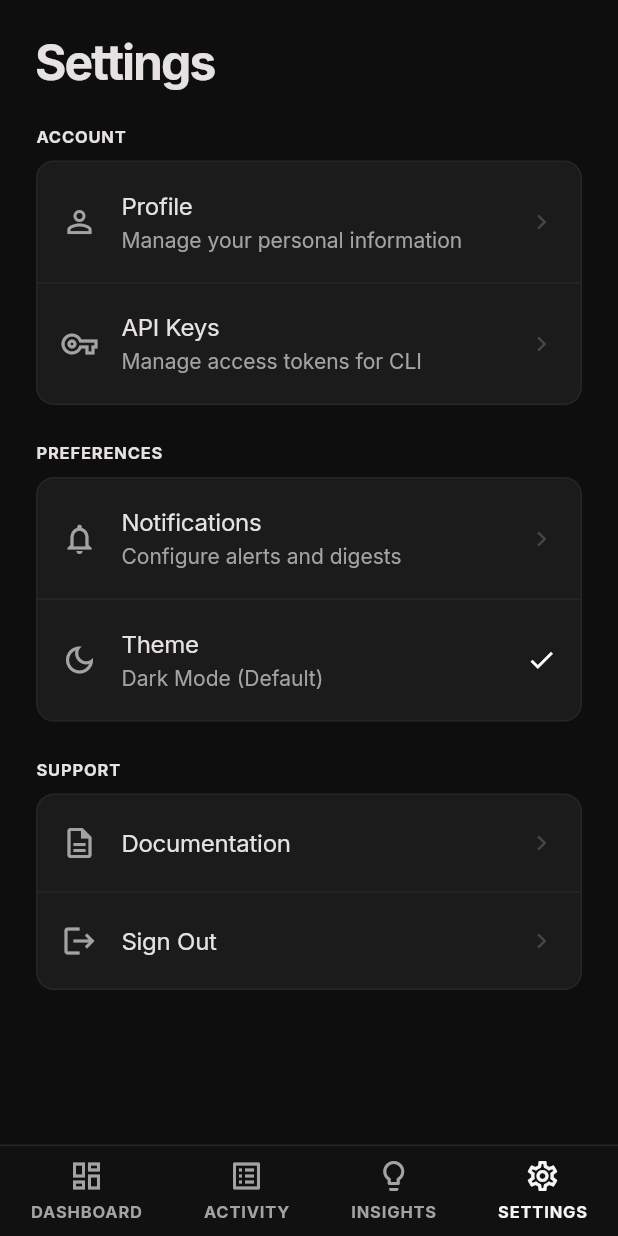
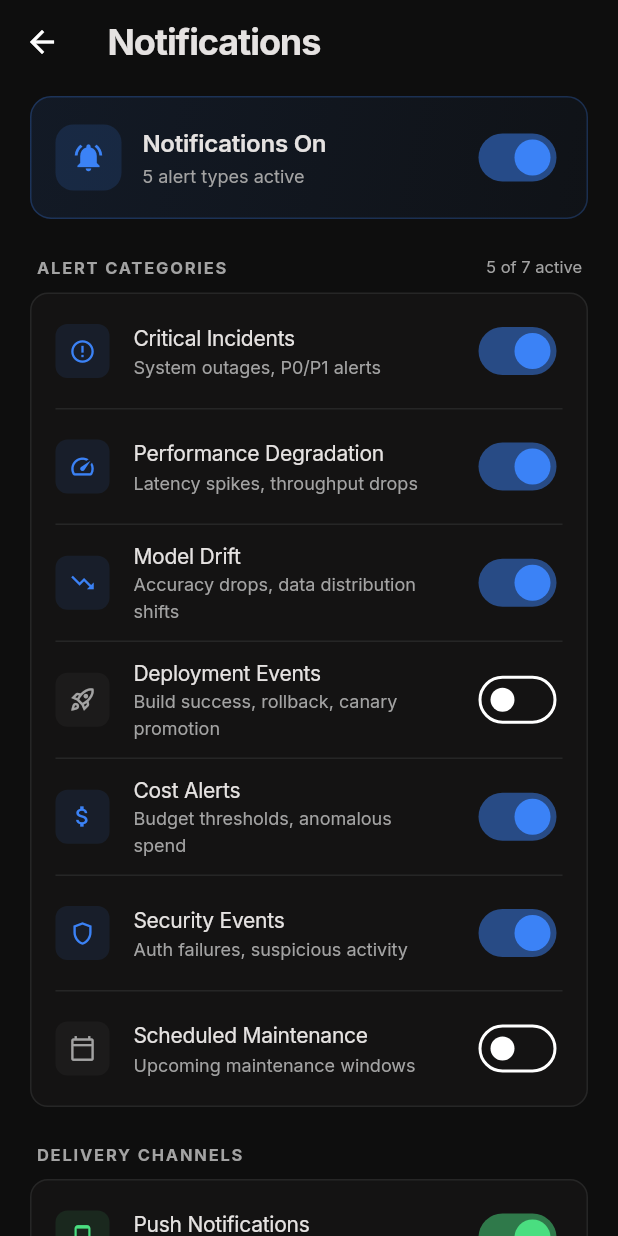
Before and after one commit to Mortarion002/aiops-command, a Flutter app: the SettingsScreen screen opened by its route, after a tap on "Notifications", on a phone screen of 412 x 824 dp. Run offline on Flutter 3.47's test engine with Material 3 defaults, Android fonts, the phone set to English and light mode, and no system bars; our stand-ins replace cloud_firestore, firebase_auth, firebase_core, flutter_riverpod, go_router, google_fonts and 1 more; accounts and stored records are empty; generated files the repository leaves out were written again.

Commit message:
Add Notifications settings screen with alert categories, channels, digest, quiet hours

```diff
--- a/lib/core/router/app_router.dart
+++ b/lib/core/router/app_router.dart
@@ -13,6 +13,7 @@ import '../../features/insights/screens/insights_screen.dart';
 import '../../features/settings/screens/settings_screen.dart';
 import '../../features/settings/screens/profile_screen.dart';
 import '../../features/settings/screens/api_keys_screen.dart';
+import '../../features/settings/screens/notifications_screen.dart';
 import '../../shared/widgets/app_scaffold.dart';
 import '../../features/auth/providers/auth_provider.dart';
 
@@ -84,6 +85,10 @@ GoRouter appRouter(Ref ref) {
         path: '/api-keys',
         builder: (context, state) => const ApiKeysScreen(),
       ),
+      GoRoute(
+        path: '/notifications',
+        builder: (context, state) => const NotificationsScreen(),
+      ),
       StatefulShellRoute.indexedStack(
         builder: (context, state, shell) => AppScaffold(shell: shell),
         branches: [
--- /dev/null
+++ b/lib/features/settings/screens/notifications_screen.dart
@@ -0,0 +1,489 @@
+import 'package:flutter/material.dart';
+import '../../../core/theme/app_colors.dart';
+import '../../../core/theme/app_text_styles.dart';
+
+class _NotifCategory {
+  final String title;
+  final String subtitle;
+  final IconData icon;
+  bool enabled;
+
+  _NotifCategory({
+    required this.title,
+    required this.subtitle,
+    required this.icon,
+    this.enabled = true,
+  });
+}
+
+class NotificationsScreen extends StatefulWidget {
+  const NotificationsScreen({super.key});
+
+  @override
+  State<NotificationsScreen> createState() => _NotificationsScreenState();
+}
+
+class _NotificationsScreenState extends State<NotificationsScreen> {
+  bool _masterToggle = true;
+
+  // Delivery channels
+  bool _pushEnabled = true;
+  bool _emailEnabled = false;
+  bool _slackEnabled = true;
+
+  // Digest frequency
+  String _digestFrequency = 'Daily';
+
+  late final List<_NotifCategory> _alertCategories = [
+    _NotifCategory(
+      title: 'Critical Incidents',
+      subtitle: 'System outages, P0/P1 alerts',
+      icon: Icons.error_outline,
+      enabled: true,
+    ),
+    _NotifCategory(
+      title: 'Performance Degradation',
+      subtitle: 'Latency spikes, throughput drops',
+      icon: Icons.speed,
+      enabled: true,
+    ),
+    _NotifCategory(
+      title: 'Model Drift',
+      subtitle: 'Accuracy drops, data distribution shifts',
+      icon: Icons.trending_down,
+      enabled: true,
+    ),
+    _NotifCategory(
+      title: 'Deployment Events',
+      subtitle: 'Build success, rollback, canary promotion',
+      icon: Icons.rocket_launch_outlined,
+      enabled: false,
+    ),
+    _NotifCategory(
+      title: 'Cost Alerts',
+      subtitle: 'Budget thresholds, anomalous spend',
+      icon: Icons.attach_money,
+      enabled: true,
+    ),
+    _NotifCategory(
+      title: 'Security Events',
+      subtitle: 'Auth failures, suspicious activity',
+      icon: Icons.shield_outlined,
+      enabled: true,
+    ),
+    _NotifCategory(
+      title: 'Scheduled Maintenance',
+      subtitle: 'Upcoming maintenance windows',
+      icon: Icons.calendar_today_outlined,
+      enabled: false,
+    ),
+  ];
+
+  int get _enabledCount => _alertCategories.where((c) => c.enabled).length;
+
+  @override
+  Widget build(BuildContext context) {
+    return Scaffold(
+      backgroundColor: AppColors.background,
+      appBar: AppBar(
+        backgroundColor: Colors.transparent,
+        elevation: 0,
+        leading: IconButton(
+          icon: const Icon(Icons.arrow_back, color: Colors.white),
+          onPressed: () => Navigator.of(context).pop(),
+        ),
+        title: Text('Notifications', style: AppTextStyles.h2),
+      ),
+      body: SafeArea(
+        child: ListView(
+          padding: const EdgeInsets.symmetric(horizontal: 20, vertical: 8),
+          children: [
+            // ── Master toggle ──────────────────────────────────────────
+            _buildMasterToggle(),
+            const SizedBox(height: 24),
+
+            // ── Alert categories ───────────────────────────────────────
+            _buildSectionHeader(
+              'ALERT CATEGORIES',
+              '$_enabledCount of ${_alertCategories.length} active',
+            ),
+            const SizedBox(height: 8),
+            _buildAlertCategoriesCard(),
+            const SizedBox(height: 24),
+
+            // ── Delivery channels ──────────────────────────────────────
+            _buildSectionHeader('DELIVERY CHANNELS', null),
+            const SizedBox(height: 8),
+            _buildDeliveryChannelsCard(),
+            const SizedBox(height: 24),
+
+            // ── Digest settings ────────────────────────────────────────
+            _buildSectionHeader('DIGEST SCHEDULE', null),
+            const SizedBox(height: 8),
+            _buildDigestCard(),
+            const SizedBox(height: 24),
+
+            // ── Quiet hours ────────────────────────────────────────────
+            _buildSectionHeader('QUIET HOURS', null),
+            const SizedBox(height: 8),
+            _buildQuietHoursCard(),
+            const SizedBox(height: 32),
+          ],
+        ),
+      ),
+    );
+  }
+
+  // ── Master toggle card ─────────────────────────────────────────────────
+
+  Widget _buildMasterToggle() {
+    return Container(
+      padding: const EdgeInsets.all(16),
+      decoration: BoxDecoration(
+        gradient: LinearGradient(
+          colors: _masterToggle
+              ? [AppColors.accent.withOpacity(0.10), AppColors.accent.withOpacity(0.04)]
+              : [AppColors.surface, AppColors.surface],
+          begin: Alignment.topLeft,
+          end: Alignment.bottomRight,
+        ),
+        borderRadius: BorderRadius.circular(14),
+        border: Border.all(
+          color: _masterToggle ? AppColors.accent.withOpacity(0.25) : AppColors.outline,
+        ),
+      ),
+      child: Row(
+        children: [
+          Container(
+            width: 44,
+            height: 44,
+            decoration: BoxDecoration(
+              color: _masterToggle
+                  ? AppColors.accent.withOpacity(0.15)
+                  : AppColors.surfaceContainer,
+              borderRadius: BorderRadius.circular(12),
+            ),
+            child: Icon(
+              _masterToggle ? Icons.notifications_active : Icons.notifications_off,
+              color: _masterToggle ? AppColors.accent : AppColors.mutedText,
+              size: 22,
+            ),
+          ),
+          const SizedBox(width: 14),
+          Expanded(
+            child: Column(
+              crossAxisAlignment: CrossAxisAlignment.start,
+              children: [
+                Text(
+                  _masterToggle ? 'Notifications On' : 'Notifications Off',
+                  style: AppTextStyles.bodyLg.copyWith(fontWeight: FontWeight.w600),
+                ),
+                const SizedBox(height: 2),
+                Text(
+                  _masterToggle
+                      ? '$_enabledCount alert types active'
+                      : 'All notifications paused',
+                  style: AppTextStyles.bodyMd.copyWith(color: AppColors.mutedText, fontSize: 12),
+                ),
+              ],
+            ),
+          ),
+          Switch.adaptive(
+            value: _masterToggle,
+            onChanged: (v) => setState(() => _masterToggle = v),
+            activeColor: AppColors.accent,
+          ),
+        ],
+      ),
+    );
+  }
+
+  // ── Section header ─────────────────────────────────────────────────────
+
+  Widget _buildSectionHeader(String title, String? trailing) {
+    return Padding(
+      padding: const EdgeInsets.symmetric(horizontal: 4),
+      child: Row(
+        children: [
+          Text(
+            title,
+            style: AppTextStyles.labelCaps.copyWith(
+              color: AppColors.mutedText,
+              letterSpacing: 1.2,
+            ),
+          ),
+          const Spacer(),
+          if (trailing != null)
+            Text(
+              trailing,
+              style: AppTextStyles.bodyMd.copyWith(color: AppColors.mutedText, fontSize: 11),
+            ),
+        ],
+      ),
+    );
+  }
+
+  // ── Alert categories card ──────────────────────────────────────────────
+
+  Widget _buildAlertCategoriesCard() {
+    return AnimatedOpacity(
+      opacity: _masterToggle ? 1.0 : 0.4,
+      duration: const Duration(milliseconds: 250),
+      child: Container(
+        decoration: BoxDecoration(
+          color: AppColors.surface,
+          borderRadius: BorderRadius.circular(12),
+          border: Border.all(color: AppColors.outline),
+        ),
+        child: Column(
+          children: _alertCategories.asMap().entries.map((entry) {
+            final i = entry.key;
+            final cat = entry.value;
+            return Column(
+              children: [
+                ListTile(
+                  contentPadding: const EdgeInsets.symmetric(horizontal: 16, vertical: 2),
+                  leading: Container(
+                    width: 36,
+                    height: 36,
+                    decoration: BoxDecoration(
+                      color: cat.enabled && _masterToggle
+                          ? AppColors.accent.withOpacity(0.1)
+                          : AppColors.surfaceContainer,
+                      borderRadius: BorderRadius.circular(8),
+                    ),
+                    child: Icon(
+                      cat.icon,
+                      size: 18,
+                      color: cat.enabled && _masterToggle
+                          ? AppColors.accent
+                          : AppColors.mutedText,
+                    ),
+                  ),
+                  title: Text(cat.title, style: AppTextStyles.bodyLg.copyWith(fontSize: 14)),
+                  subtitle: Text(
+                    cat.subtitle,
+                    style: AppTextStyles.bodyMd.copyWith(color: AppColors.mutedText, fontSize: 12),
+                  ),
+                  trailing: Switch.adaptive(
+                    value: cat.enabled && _masterToggle,
+                    onChanged: _masterToggle
+                        ? (v) => setState(() => cat.enabled = v)
+                        : null,
+                    activeColor: AppColors.accent,
+                  ),
+                ),
+                if (i < _alertCategories.length - 1)
+                  Divider(height: 1, color: AppColors.outline, indent: 16, endIndent: 16),
+              ],
+            );
+          }).toList(),
+        ),
+      ),
+    );
+  }
+
+  // ── Delivery channels card ─────────────────────────────────────────────
+
+  Widget _buildDeliveryChannelsCard() {
+    return AnimatedOpacity(
+      opacity: _masterToggle ? 1.0 : 0.4,
+      duration: const Duration(milliseconds: 250),
+      child: Container(
+        decoration: BoxDecoration(
+          color: AppColors.surface,
+          borderRadius: BorderRadius.circular(12),
+          border: Border.all(color: AppColors.outline),
+        ),
+        child: Column(
+          children: [
+            _channelTile(
+              icon: Icons.phone_android,
+              title: 'Push Notifications',
+              subtitle: 'Real-time alerts on this device',
+              value: _pushEnabled,
+              onChanged: (v) => setState(() => _pushEnabled = v),
+            ),
+            Divider(height: 1, color: AppColors.outline, indent: 16, endIndent: 16),
+            _channelTile(
+              icon: Icons.email_outlined,
+              title: 'Email',
+              subtitle: 'Sent to your account email',
+              value: _emailEnabled,
+              onChanged: (v) => setState(() => _emailEnabled = v),
+            ),
+            Divider(height: 1, color: AppColors.outline, indent: 16, endIndent: 16),
+            _channelTile(
+              icon: Icons.tag,
+              title: 'Slack Integration',
+              subtitle: '#ops-alerts channel',
+              value: _slackEnabled,
+              onChanged: (v) => setState(() => _slackEnabled = v),
+            ),
+          ],
+        ),
+      ),
+    );
+  }
+
+  Widget _channelTile({
+    required IconData icon,
+    required String title,
+    required String subtitle,
+    required bool value,
+    required ValueChanged<bool> onChanged,
+  }) {
+    return ListTile(
+      contentPadding: const EdgeInsets.symmetric(horizontal: 16, vertical: 2),
+      leading: Container(
+        width: 36,
+        height: 36,
+        decoration: BoxDecoration(
+          color: value && _masterToggle
+              ? AppColors.success.withOpacity(0.1)
+              : AppColors.surfaceContainer,
+          borderRadius: BorderRadius.circular(8),
+        ),
+        child: Icon(
+          icon,
+          size: 18,
+          color: value && _masterToggle ? AppColors.success : AppColors.mutedText,
+        ),
+      ),
+      title: Text(title, style: AppTextStyles.bodyLg.copyWith(fontSize: 14)),
+      subtitle: Text(
+        subtitle,
+        style: AppTextStyles.bodyMd.copyWith(color: AppColors.mutedText, fontSize: 12),
+      ),
+      trailing: Switch.adaptive(
+        value: value && _masterToggle,
+        onChanged: _masterToggle ? onChanged : null,
+        activeColor: AppColors.success,
+      ),
+    );
+  }
+
+  // ── Digest card ────────────────────────────────────────────────────────
+
+  Widget _buildDigestCard() {
+    final options = ['Real-time', 'Hourly', 'Daily', 'Weekly'];
+
+    return AnimatedOpacity(
+      opacity: _masterToggle ? 1.0 : 0.4,
+      duration: const Duration(milliseconds: 250),
+      child: Container(
+        padding: const EdgeInsets.all(16),
+        decoration: BoxDecoration(
+          color: AppColors.surface,
+          borderRadius: BorderRadius.circular(12),
+          border: Border.all(color: AppColors.outline),
+        ),
+        child: Column(
+          crossAxisAlignment: CrossAxisAlignment.start,
+          children: [
+            Row(
+              children: [
+                const Icon(Icons.summarize_outlined, size: 18, color: AppColors.mutedText),
+                const SizedBox(width: 10),
+                Text(
+                  'Email digest frequency',
+                  style: AppTextStyles.bodyLg.copyWith(fontSize: 14),
+                ),
+              ],
+            ),
+            const SizedBox(height: 14),
+            Row(
+              children: options.map((opt) {
+                final selected = opt == _digestFrequency;
+                return Expanded(
+                  child: GestureDetector(
+                    onTap: _masterToggle ? () => setState(() => _digestFrequency = opt) : null,
+                    child: AnimatedContainer(
+                      duration: const Duration(milliseconds: 200),
+                      margin: EdgeInsets.only(right: opt != options.last ? 8 : 0),
+                      padding: const EdgeInsets.symmetric(vertical: 10),
+                      decoration: BoxDecoration(
+                        color: selected ? AppColors.accent.withOpacity(0.12) : AppColors.surfaceContainer,
+                        borderRadius: BorderRadius.circular(8),
+                        border: Border.all(
+                          color: selected ? AppColors.accent.withOpacity(0.4) : AppColors.outline,
+                        ),
+                      ),
+                      alignment: Alignment.center,
+                      child: Text(
+                        opt,
+                        style: AppTextStyles.bodyMd.copyWith(
+                          fontSize: 11,
+                          fontWeight: selected ? FontWeight.w600 : FontWeight.normal,
+                          color: selected ? AppColors.accent : AppColors.mutedText,
+                        ),
+                      ),
+                    ),
+                  ),
+                );
+              }).toList(),
+            ),
+          ],
+        ),
+      ),
+    );
+  }
+
+  // ── Quiet hours card ───────────────────────────────────────────────────
+
+  Widget _buildQuietHoursCard() {
+    return AnimatedOpacity(
+      opacity: _masterToggle ? 1.0 : 0.4,
+      duration: const Duration(milliseconds: 250),
+      child: Container(
+        padding: const EdgeInsets.all(16),
+        decoration: BoxDecoration(
+          color: AppColors.surface,
+          borderRadius: BorderRadius.circular(12),
+          border: Border.all(color: AppColors.outline),
+        ),
+        child: Column(
+          crossAxisAlignment: CrossAxisAlignment.start,
+          children: [
+            Row(
+              children: [
+                const Icon(Icons.bedtime_outlined, size: 18, color: AppColors.mutedText),
+                const SizedBox(width: 10),
+                Expanded(
+                  child: Text(
+                    'Quiet Hours',
+                    style: AppTextStyles.bodyLg.copyWith(fontSize: 14),
+                  ),
+                ),
+                Container(
+                  padding: const EdgeInsets.symmetric(horizontal: 10, vertical: 5),
+                  decoration: BoxDecoration(
+                    color: AppColors.surfaceContainer,
+                    borderRadius: BorderRadius.circular(8),
+                  ),
+                  child: Text(
+                    '10:00 PM – 7:00 AM',
+                    style: AppTextStyles.bodyMd.copyWith(
+                      fontSize: 12,
+                      color: AppColors.mutedText,
+                      fontFamily: 'monospace',
+                    ),
+                  ),
+                ),
+              ],
+            ),
+            const SizedBox(height: 10),
+            Text(
+              'Non-critical notifications are held until quiet hours end. Critical incidents always come through.',
+              style: AppTextStyles.bodyMd.copyWith(
+                color: AppColors.mutedText,
+                fontSize: 12,
+                height: 1.4,
+              ),
+            ),
+          ],
+        ),
+      ),
+    );
+  }
+}
--- a/lib/features/settings/screens/settings_screen.dart
+++ b/lib/features/settings/screens/settings_screen.dart
@@ -39,7 +39,7 @@ class SettingsScreen extends ConsumerWidget {
             title: "Notifications",
             subtitle: "Configure alerts and digests",
             icon: Icons.notifications_none,
-            onTap: () {},
+            onTap: () => context.push('/notifications'),
           ),
           SettingItem(
             title: "Theme",
```
